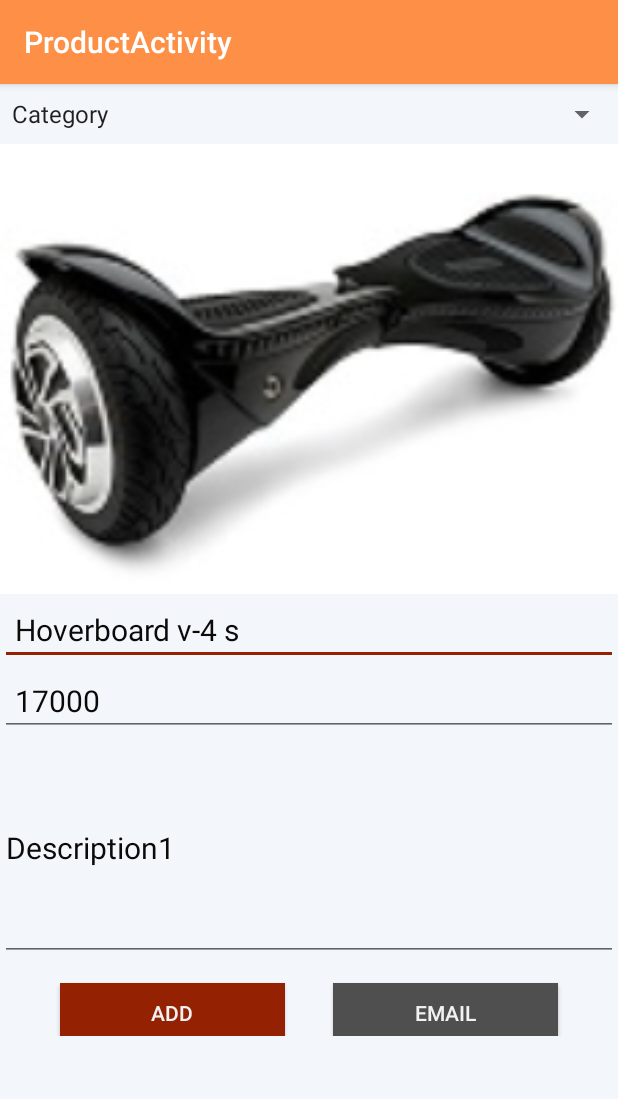
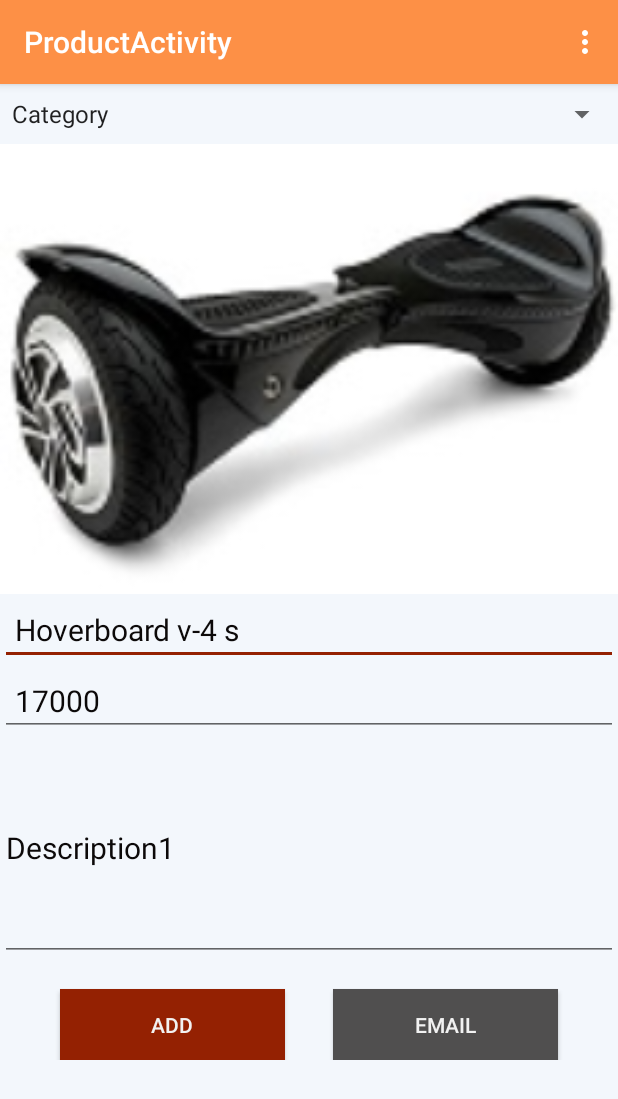
Before and after one commit to eugenewere/shoppyandroidapp, an Android app: the screen it shows after launch (ProductActivity), after a tap on "Hoverboard v-4 s", on a phone screen of 412 x 824 dp. Shown: the top 1099 px of the screen. Run offline under Robolectric (Android 15) with nearby library versions, the phone set to English and light mode, and no system bars.

Commit message:
fouth commit

```diff
--- a/app/build.gradle
+++ b/app/build.gradle
@@ -26,4 +26,6 @@ dependencies {
     testImplementation 'junit:junit:4.12'
     androidTestImplementation 'com.android.support.test:runner:1.0.2'
     androidTestImplementation 'com.android.support.test.espresso:espresso-core:3.0.2'
+//    circular iamge
+    implementation 'de.hdodenhof:circleimageview:3.0.0'
 }
--- a/app/src/main/AndroidManifest.xml
+++ b/app/src/main/AndroidManifest.xml
@@ -8,7 +8,7 @@
         android:label="@string/app_name"
         android:roundIcon="@mipmap/ic_launcher_round"
         android:supportsRtl="true"
-        android:theme="@style/AppTheme">
+android:theme="@style/AppTheme">
         <activity
             android:name=".ProductListActivity"
             android:label="@string/title_activity_product_list"
--- a/app/src/main/java/com/example/productactivity/ProductListActivity.java
+++ b/app/src/main/java/com/example/productactivity/ProductListActivity.java
@@ -3,6 +3,7 @@ package com.example.productactivity;
 import android.content.Intent;
 import android.os.Bundle;
 import android.provider.MediaStore;
+import android.support.annotation.Nullable;
 import android.support.design.widget.FloatingActionButton;
 import android.support.design.widget.Snackbar;
 import android.support.v7.app.AppCompatActivity;
@@ -11,6 +12,7 @@ import android.support.v7.widget.LinearLayoutManager;
 import android.support.v7.widget.RecyclerView;
 import android.support.v7.widget.Toolbar;
 import android.util.Log;
+import android.view.Menu;
 import android.view.View;
 import android.widget.Toast;
 
@@ -19,6 +21,7 @@ import java.util.ArrayList;
 public class ProductListActivity extends AppCompatActivity {
     public static ArrayList<Product> mProductArrayList = new ArrayList<>();
     RecyclerView mRecyclerView;
+    int position=78;
     private String[] productNames = {"Hoverboard v-4 s","Natural light googles","Black Lether Wallet","Nike supra 3","Beat wireless earphones","Khaki handbags","Brown Rubber"};
     private String[] productStrikedPrice={"333000","9900","4400","4400","5500","6200","25200"};
     private String[] productPrices={"17000","800","1500","3500","1500","1200","2200"};
@@ -32,6 +35,9 @@ public class ProductListActivity extends AppCompatActivity {
 
 
         setContentView(R.layout.activity_product_list);
+        if(savedInstanceState!=null){
+            position=savedInstanceState.getInt("position");
+        }
         mRecyclerView=(RecyclerView) findViewById(R.id.product_list_recyclerView);
         mProductListAdapter=new ProductListAdapter(ProductListActivity.this,mProductArrayList);
 
@@ -49,7 +55,7 @@ public class ProductListActivity extends AppCompatActivity {
                 startActivity(i);
 
             }
-        }); Log.d("start", "Activity onCreate");
+        }); Log.d("start", "Activity onCreate and position variable= " +position);
     }
 
     public  void populateRecyclerView(){
@@ -87,7 +93,8 @@ public class ProductListActivity extends AppCompatActivity {
     @Override
     protected void onPause() {
         super.onPause();
-        Log.d("start", "Activity onPause");
+        position=80;
+        Log.d("start", "Activity onPause and position variable=" +position);
     }
 
     @Override
@@ -101,4 +108,17 @@ public class ProductListActivity extends AppCompatActivity {
         super.onStop();
         Log.d("start", "Activity onStop");
     }
+
+    @Override
+    protected void onSaveInstanceState(Bundle outState) {
+        super.onSaveInstanceState(outState);
+        outState.putInt("position",position);
+    }
+
+    @Override
+    public boolean onCreateOptionsMenu(Menu menu) {
+        getMenuInflater().inflate(R.menu.main_menu,menu);
+        return super.onCreateOptionsMenu(menu);
+    }
+
 }
--- a/app/src/main/res/layout/activity_product.xml
+++ b/app/src/main/res/layout/activity_product.xml
@@ -57,33 +57,35 @@
         android:layout_height="150dp"
         android:textSize="20dp"
         android:hint="@string/description" />
+
         <LinearLayout xmlns:android="http://schemas.android.com/apk/res/android"
             android:layout_width="fill_parent"
-        android:layout_height="50dp"
+            android:layout_height="66dp"
+            android:gravity="center"
             android:orientation="horizontal"
-        android:gravity="center"
             android:weightSum="2">
 
             <Button
                 android:id="@+id/product_button"
                 android:layout_width="150dp"
-                android:background="@color/colorAccent"
-                android:textColor="@color/colorWhite"
-                android:text="@string/product_add_button"
+                android:layout_height="wrap_content"
                 android:layout_gravity="center"
                 android:layout_marginTop="10dp"
                 android:layout_marginRight="@dimen/activity_margin"
-                android:layout_height="wrap_content" />
+                android:background="@color/colorAccent"
+                android:text="@string/product_add_button"
+                android:textColor="@color/colorWhite" />
+
             <Button
                 android:id="@+id/email"
                 android:layout_width="150dp"
+                android:layout_height="wrap_content"
+                android:layout_gravity="center"
+                android:layout_marginLeft="@dimen/activity_margin"
+                android:layout_marginTop="10dp"
                 android:background="@color/colorGrey"
-                android:textColor="@color/colorWhite"
                 android:text="@string/email"
-                android:layout_gravity="center"
-                android:layout_marginTop="10dp"
-                android:layout_marginLeft="@dimen/activity_margin"
-                android:layout_height="wrap_content" />
+                android:textColor="@color/colorWhite" />
         </LinearLayout>
 
     </LinearLayout>
--- /dev/null
+++ b/app/src/main/res/menu/main_menu.xml
@@ -0,0 +1,9 @@
+<?xml version="1.0" encoding="utf-8"?>
+<menu xmlns:android="http://schemas.android.com/apk/res/android">
+    <item
+       android:title=" Email Admin "
+       android:id="@+id/admin_email"/>
+    <item
+        android:id="@+id/options_logout"
+        android:title="Logout"/>
+</menu>
```
Also changed, not shown: app/src/main/java/com/example/productactivity/ProductActivity.java (+28 -3 lines). Lines whose indentation alone changed are shown as unchanged.
